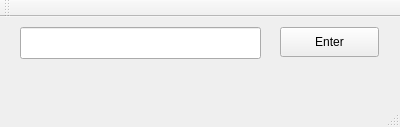
The window that mainwindow.ui (joelcjohnson/MusicScoringApparatus) describes before a commit, drawn with Qt 5.
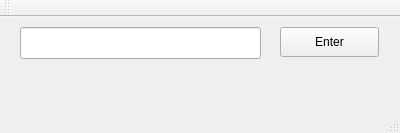
The same window after the commit.

The edit to the form file:
```diff
--- a/mainwindow.ui
+++ b/mainwindow.ui
@@ -7,7 +7,7 @@
     <x>0</x>
     <y>0</y>
     <width>400</width>
-    <height>127</height>
+    <height>133</height>
    </rect>
   </property>
   <property name="windowTitle">
```
Left out of the diff: 2 changed lines with no effect on the pictures.
